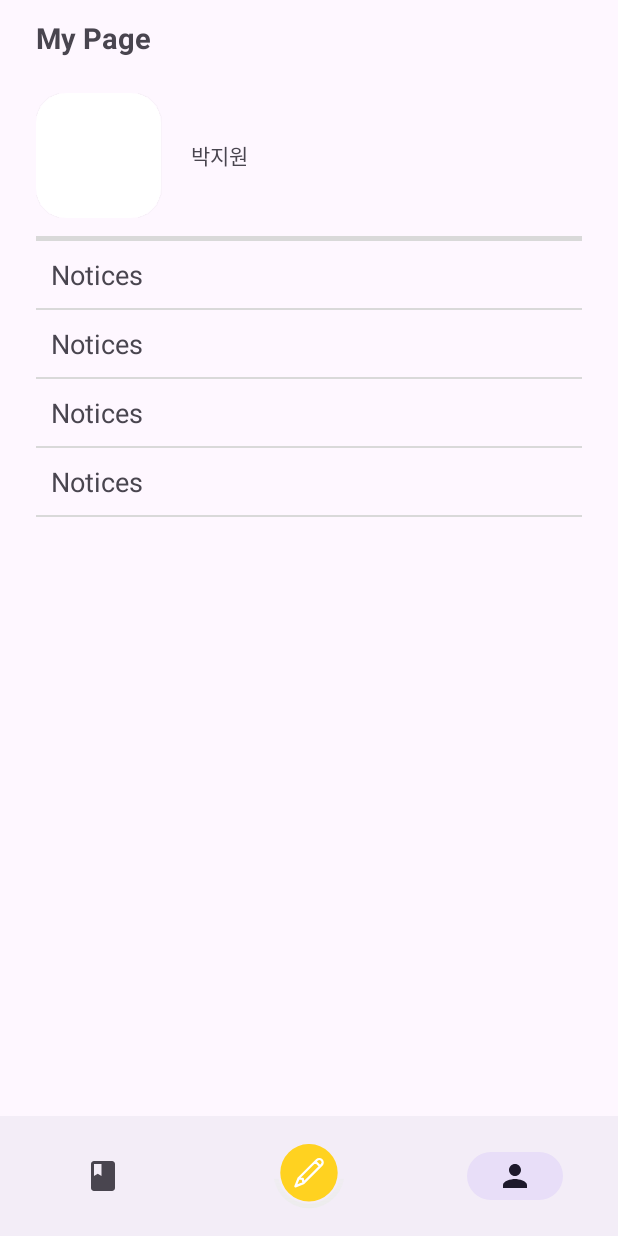
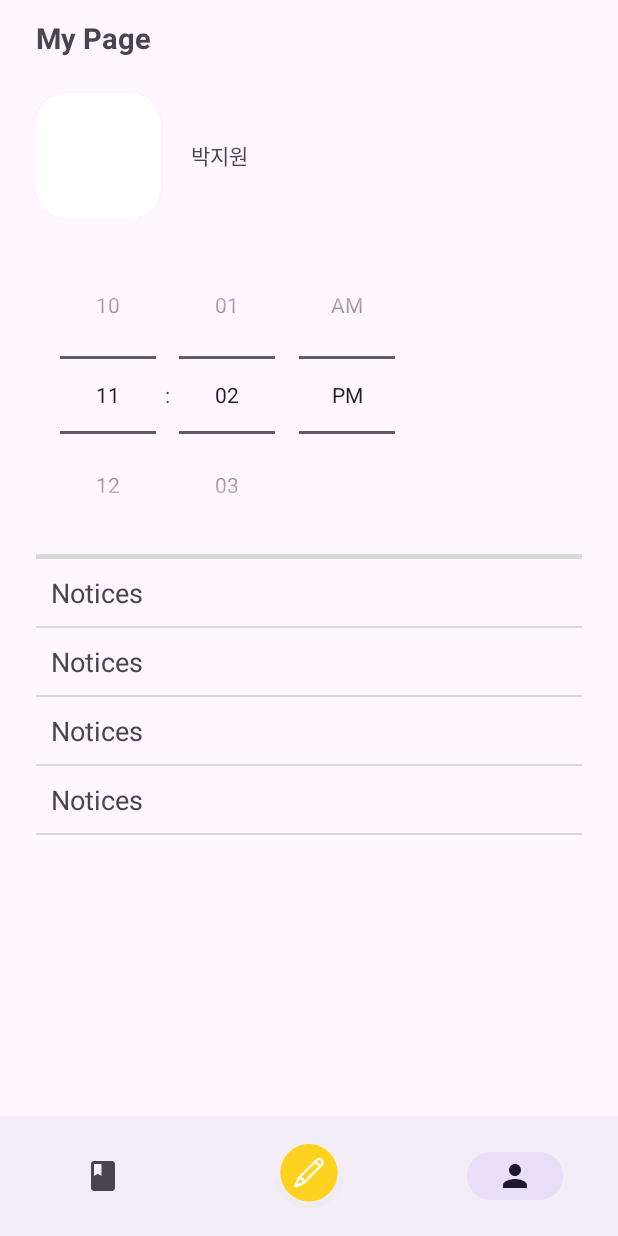
Before and after one commit to GDSC-Memotion/Memotion-Android, an Android app: the UserFragment screen opened through its navigation route, on a phone screen of 412 x 824 dp. Run offline under Robolectric (Android 15) with nearby library versions, the phone set to English and light mode, and no system bars; our stand-ins replace data binding, navigation-ui.

Commit message:
Feat : 시간에 따른 알람 발행

```diff
--- a/app/src/main/res/layout/fragment_user.xml
+++ b/app/src/main/res/layout/fragment_user.xml
@@ -58,12 +58,39 @@
         android:orientation="vertical"
         android:paddingHorizontal="24dp">
 
+        <TimePicker
+            android:id="@+id/tp_time_setting"
+            android:layout_width="wrap_content"
+            android:layout_height="wrap_content"
+            android:timePickerMode="spinner" />
+
         <View
             android:layout_width="match_parent"
             android:layout_height="3dp"
             android:background="#D9D9D9" />
 
         <LinearLayout
+            android:id="@+id/btn_alarm"
+            android:layout_width="match_parent"
+            android:layout_height="wrap_content"
+            android:paddingVertical="10dp">
+
+            <TextView
+                android:layout_width="wrap_content"
+                android:layout_height="wrap_content"
+                android:layout_marginStart="10dp"
+                android:text="Notices"
+                android:textSize="18sp" />
+
+        </LinearLayout>
+
+        <View
+            android:layout_width="match_parent"
+            android:layout_height="1dp"
+            android:background="#D9D9D9" />
+
+        <LinearLayout
+            android:id="@+id/btn_alarm_cancel"
             android:layout_width="match_parent"
             android:layout_height="wrap_content"
             android:paddingVertical="10dp">
@@ -111,26 +138,7 @@
                 android:layout_height="wrap_content"
                 android:layout_marginStart="10dp"
                 android:text="Notices"
-                android:textSize="18dp" />
-
-        </LinearLayout>
-
-        <View
-            android:layout_width="match_parent"
-            android:layout_height="1dp"
-            android:background="#D9D9D9" />
-
-        <LinearLayout
-            android:layout_width="match_parent"
-            android:layout_height="wrap_content"
-            android:paddingVertical="10dp">
-
-            <TextView
-                android:layout_width="wrap_content"
-                android:layout_height="wrap_content"
-                android:layout_marginStart="10dp"
-                android:text="Notices"
-                android:textSize="18dp" />
+                android:textSize="18sp" />
 
         </LinearLayout>
 
```
Also changed, not shown: app/src/main/java/konkuk/gdsc/memotion/ui/user/UserFragment.kt (+83 -1 lines).
